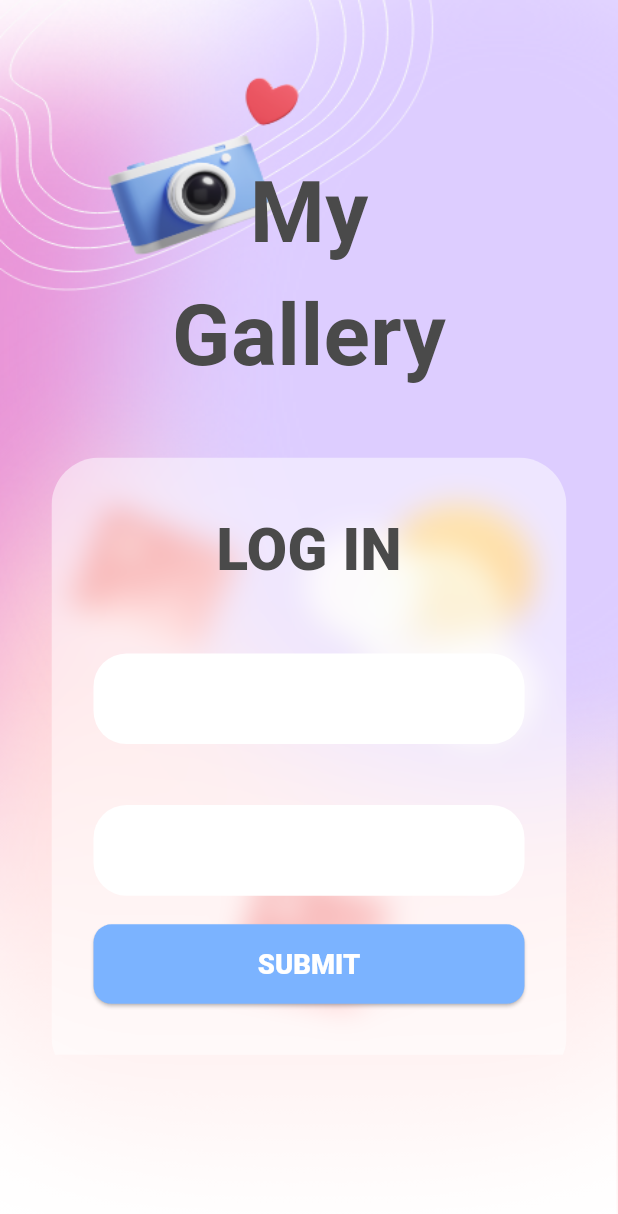
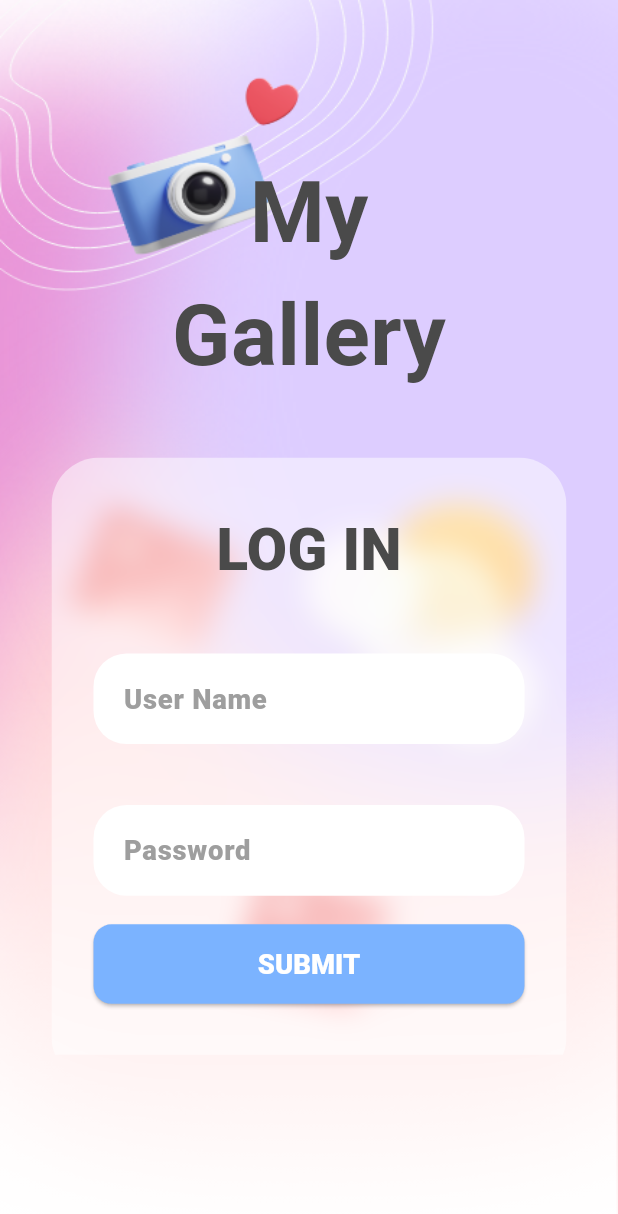
Before and after one commit to Taku-Android/my_gallery, a Flutter app: the screen it shows after launch, on a phone screen of 412 x 824 dp. Shown: the top 1214 px of the screen. Run offline on Flutter 3.47's test engine with Material 3 defaults, Android fonts, the phone set to English and light mode, and no system bars; our stand-ins replace dartz, dio, flutter_bloc, flutter_screenutil, get_it.

Commit message:
refactor code

```diff
--- a/lib/presentation/widgets/login/custom_text_field.dart
+++ b/lib/presentation/widgets/login/custom_text_field.dart
@@ -13,7 +13,7 @@ class CustomTextField extends StatelessWidget {
 
   final TextEditingController controller;
 
-  final String Function(String?) validator;
+  final String? Function(String?) validator;
 
   @override
   Widget build(BuildContext context) {
@@ -27,7 +27,9 @@ class CustomTextField extends StatelessWidget {
             focusedBorder: buildOutlineInputBorder(),
             contentPadding:  EdgeInsets.symmetric(horizontal: 14.w , vertical:14.h),
             hintText: hintText,
-            hintStyle: Styles.subTitle
+            hintStyle: Styles.subTitle.copyWith(
+              color: Colors.grey
+            )
         ));
   }
 
```
